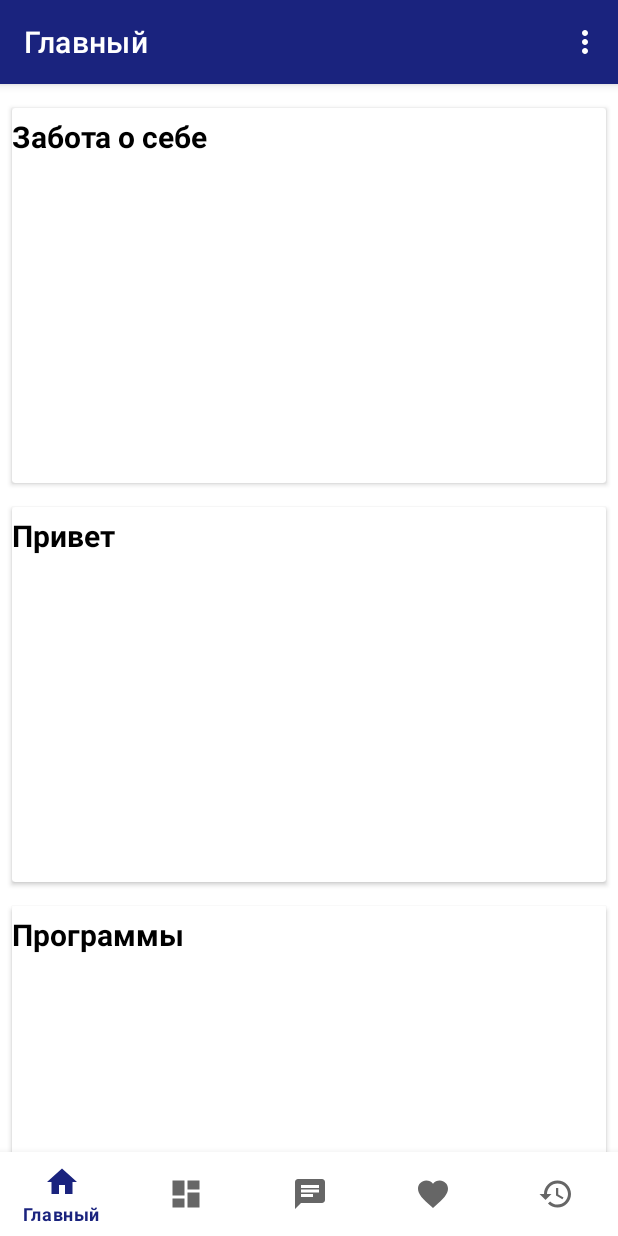
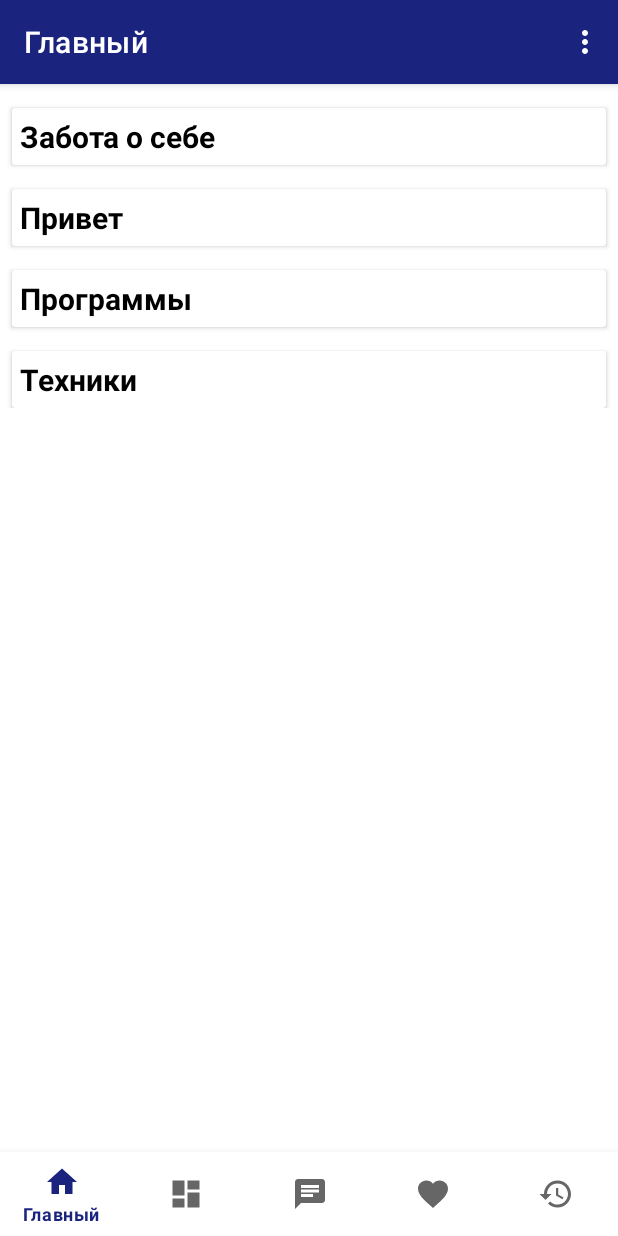
Before and after one commit to katgur/MentalHelpApp, an Android app: the screen it shows after launch (MainActivity), on a phone screen of 412 x 824 dp. Run offline under Robolectric (Android 15) with nearby library versions, the phone set to English and light mode, and no system bars; our stand-ins replace Firebase (no records; nobody signed in at launch, a user with empty details on screens opened directly), navigation-ui; 1 statement that could not run was skipped.

Commit message:
fixed db to vm

```diff
--- a/app/src/main/java/com/example/mainscreenlayout/model/CommandRepository.kt
+++ b/app/src/main/java/com/example/mainscreenlayout/model/CommandRepository.kt
@@ -4,9 +4,5 @@ import androidx.lifecycle.MutableLiveData
 
 class CommandRepository {
 
-    var commands: MutableLiveData<String> = MutableLiveData<String>("Начать чат")
-
-    fun addDefaultCommands() {
-        commands.postValue("Выйти из чата")
-    }
+    var commands: MutableLiveData<String> = MutableLiveData<String>("Эффективность")
 }
--- a/app/src/main/java/com/example/mainscreenlayout/model/FirestoreDatabase.kt
+++ b/app/src/main/java/com/example/mainscreenlayout/model/FirestoreDatabase.kt
@@ -1,25 +1,17 @@
 package com.example.mainscreenlayout.model
 
-import android.content.Context
 import android.util.Log
 import androidx.fragment.app.FragmentActivity
 import androidx.lifecycle.LiveData
+import androidx.lifecycle.MediatorLiveData
 import androidx.lifecycle.MutableLiveData
-import com.example.mainscreenlayout.ui.chat.ChatFragment
 import com.google.firebase.auth.ktx.auth
 import com.google.firebase.firestore.ktx.firestore
 import com.google.firebase.ktx.Firebase
-import kotlinx.coroutines.Deferred
-import kotlinx.coroutines.Dispatchers
-import kotlinx.coroutines.async
-import kotlinx.coroutines.coroutineScope
-import java.util.concurrent.ExecutorService
 
 class FirestoreDatabase(private val context: FragmentActivity?) {
 
     private val TAG: String = this.javaClass.simpleName
-
-    private var observers: ArrayList<IObserver> = ArrayList()
 
     init {
         val auth = Firebase.auth
@@ -37,11 +29,9 @@ class FirestoreDatabase(private val context: FragmentActivity?) {
         }
     }
 
-    fun subscribe(observer: IObserver) {
-        observers.add(observer)
-    }
+    fun get(query: String) : LiveData<List<String>> {
 
-    fun get(query: String) {
+        val data = MediatorLiveData<List<String>>()
         val db = Firebase.firestore
 
         val parts = query.split("/")
@@ -52,13 +42,15 @@ class FirestoreDatabase(private val context: FragmentActivity?) {
                 Log.d(TAG, "Got access to " + parts[0] + " collection")
 
                 val response = ArrayList<String>()
-                response.add(result.documents[0].get(parts[1]).toString())
-                for (observer in observers) {
-                    observer.onResponse(response)
-                }
+                response.add(result.documents[0].id)
+                data.postValue(response)
             }
             .addOnFailureListener { exception ->
                 Log.e(TAG, "Error getting documents.", exception)
+
+                data.postValue(listOf("kek", "lol", "cheburek"))
             }
+
+        return data
     }
 }
--- a/app/src/main/java/com/example/mainscreenlayout/model/FirestoreRepository.kt
+++ b/app/src/main/java/com/example/mainscreenlayout/model/FirestoreRepository.kt
@@ -1,25 +1,13 @@
 package com.example.mainscreenlayout.model
 
 import androidx.fragment.app.FragmentActivity
-import com.example.mainscreenlayout.ui.chat.ChatViewModel
+import androidx.lifecycle.LiveData
 
-class FirestoreRepository(private val viewModel: ChatViewModel, private val context: FragmentActivity?) : IObserver {
+class FirestoreRepository(private val context: FragmentActivity?) {
 
     private val dao = FirestoreDatabase(context)
 
-    init {
-        dao.subscribe(this)
-    }
-
-    fun get(query: String) {
-        dao.get(query)
-    }
-
-    override fun onResponse(response: ArrayList<String>) {
-        viewModel.onResponse(response)
-    }
-
-    override fun onFailure(response: String) {
-        TODO("Not yet implemented")
+    fun getExercises(): LiveData<List<String>> {
+        return dao.get("exercises")
     }
 }
--- a/app/src/main/java/com/example/mainscreenlayout/ui/chat/ChatAdapter.kt
+++ b/app/src/main/java/com/example/mainscreenlayout/ui/chat/ChatAdapter.kt
@@ -43,7 +43,7 @@ class ChatAdapter(private var messages: List<Message> = mutableListOf()) : Recyc
     override fun getItemViewType(position: Int): Int {
         val message: Message = messages[position]
 
-        return if (message.sentBy.name == "me") {
+        return if (message.sentBy == "me") {
             VIEW_TYPE_MESSAGE_SENT
         } else {
             VIEW_TYPE_MESSAGE_RECEIVED
--- /dev/null
+++ b/app/src/main/java/com/example/mainscreenlayout/ui/home/ExerciseAdapter.kt
@@ -0,0 +1,43 @@
+package com.example.mainscreenlayout.ui.home
+
+import android.annotation.SuppressLint
+import android.view.LayoutInflater
+import android.view.View
+import android.view.ViewGroup
+import android.widget.TextView
+import androidx.recyclerview.widget.RecyclerView
+import com.example.mainscreenlayout.R
+
+class ExerciseAdapter(private var exercises: List<String> = mutableListOf()) : RecyclerView.Adapter<ExerciseAdapter.ExerciseItemHolder>() {
+
+    override fun onCreateViewHolder(
+        parent: ViewGroup,
+        viewType: Int
+    ): ExerciseAdapter.ExerciseItemHolder {
+        val itemView = LayoutInflater.from(parent.context)
+            .inflate(R.layout.recycler_exercise, parent, false)
+        return ExerciseAdapter.ExerciseItemHolder(itemView)
+    }
+
+    override fun onBindViewHolder(holder: ExerciseItemHolder, position: Int) {
+        val exercise = exercises[position]
+        holder.bind(exercise)
+    }
+
+    override fun getItemCount(): Int = exercises.size
+
+    @SuppressLint("NotifyDataSetChanged")
+    fun addItems(items: List<String>) {
+        exercises += items
+        notifyDataSetChanged()
+    }
+
+    class ExerciseItemHolder(itemView: View) : RecyclerView.ViewHolder(itemView) {
+
+        private val text: TextView = itemView.findViewById(R.id.exercise_text)
+
+        fun bind(name: String) {
+            text.text = name
+        }
+    }
+}
--- a/app/src/main/java/com/example/mainscreenlayout/ui/home/HomeFragment.kt
+++ b/app/src/main/java/com/example/mainscreenlayout/ui/home/HomeFragment.kt
@@ -12,44 +12,39 @@ import com.example.mainscreenlayout.databinding.FragmentHomeBinding
 
 class HomeFragment : Fragment() {
 
-    private lateinit var homeViewModel: HomeViewModel
-    private var _binding: FragmentHomeBinding? = null
+    private lateinit var viewModel: HomeViewModel
+    private lateinit var binding: FragmentHomeBinding
 
-    private lateinit var  homeScreenAdapter: HomeScreenAdapter
+    private lateinit var homeScreenAdapter: HomeScreenAdapter
     private var viewManager = LinearLayoutManager(context)
 
-
-    // This property is only valid between onCreateView and
-    // onDestroyView.
-    private val binding get() = _binding!!
+    private lateinit var exerciseAdapter: ExerciseAdapter
 
     override fun onCreateView(
         inflater: LayoutInflater,
         container: ViewGroup?,
         savedInstanceState: Bundle?): View? {
-        homeViewModel =
-            ViewModelProvider(this).get(HomeViewModel::class.java)
-
-        _binding = FragmentHomeBinding.inflate(inflater, container, false)
-
-        return _binding!!.root
+        binding = FragmentHomeBinding.inflate(inflater, container, false)
+        return binding.root
     }
 
     override fun onViewCreated(view: View, savedInstanceState: Bundle?) {
+        super.onViewCreated(view, savedInstanceState)
+        viewModel = ViewModelProvider(this, HomeViewModelFactory(activity)).get(HomeViewModel::class.java)
+
+        // set headers recycler view
         val headings: List<String> = listOf(resources.getString(R.string.self_care),
-        resources.getString(R.string.hello),
-        resources.getString(R.string.packs),
-        resources.getString(R.string.techniques))
-        homeScreenAdapter = HomeScreenAdapter(headings)
+            resources.getString(R.string.hello),
+            resources.getString(R.string.packs),
+            resources.getString(R.string.techniques))
 
-        _binding!!.recyclerHome.layoutManager = viewManager
-        _binding!!.recyclerHome.adapter = homeScreenAdapter
+        exerciseAdapter = ExerciseAdapter()
 
-        super.onViewCreated(view, savedInstanceState)
-    }
-
-    override fun onDestroyView() {
-        super.onDestroyView()
-        _binding = null
+        homeScreenAdapter = HomeScreenAdapter(headings, exerciseAdapter)
+        binding.recyclerHome.layoutManager = viewManager
+        binding.recyclerHome.adapter = homeScreenAdapter
+        viewModel.observe(viewLifecycleOwner, {
+            exerciseAdapter.addItems(it)
+        })
     }
 }
--- a/app/src/main/java/com/example/mainscreenlayout/ui/home/HomeScreenAdapter.kt
+++ b/app/src/main/java/com/example/mainscreenlayout/ui/home/HomeScreenAdapter.kt
@@ -4,12 +4,15 @@ import android.view.LayoutInflater
 import android.view.View
 import android.view.ViewGroup
 import android.widget.TextView
+import androidx.recyclerview.widget.LinearLayoutManager
 import androidx.recyclerview.widget.RecyclerView
 import com.example.mainscreenlayout.R
 import com.example.mainscreenlayout.model.Message
 import com.example.mainscreenlayout.ui.chat.ChatAdapter
 
-class HomeScreenAdapter(private val headings: List<String>) : RecyclerView.Adapter<HomeScreenAdapter.HomeScreenItemHolder>() {
+class HomeScreenAdapter(private val headings: List<String>, private val childAdapter: ExerciseAdapter) : RecyclerView.Adapter<HomeScreenAdapter.HomeScreenItemHolder>() {
+
+    //private val viewPool = RecyclerView.RecycledViewPool()
 
     override fun onCreateViewHolder(parent: ViewGroup, viewType: Int): HomeScreenItemHolder {
         val itemView = LayoutInflater.from(parent.context)
@@ -19,7 +22,7 @@ class HomeScreenAdapter(private val headings: List<String>) : RecyclerView.Adapt
 
     override fun onBindViewHolder(holder: HomeScreenItemHolder, position: Int) {
         val heading: String = headings[position]
-        holder.bind(heading)
+        holder.bind(heading, childAdapter)
     }
 
     override fun getItemCount(): Int = headings.size
@@ -27,9 +30,12 @@ class HomeScreenAdapter(private val headings: List<String>) : RecyclerView.Adapt
     class HomeScreenItemHolder(itemView: View) : RecyclerView.ViewHolder(itemView) {
 
         private val text: TextView = itemView.findViewById(R.id.home_item_text)
+        private val recycler: RecyclerView = itemView.findViewById(R.id.recycler_exercise)
 
-        fun bind(heading: String) {
+        fun bind(heading: String, exerciseAdapter: ExerciseAdapter) {
             text.text = heading
+            recycler.layoutManager = LinearLayoutManager(recycler.context, LinearLayoutManager.HORIZONTAL, false)
+            recycler.adapter = exerciseAdapter
         }
     }
 }
--- a/app/src/main/java/com/example/mainscreenlayout/ui/home/HomeViewModel.kt
+++ b/app/src/main/java/com/example/mainscreenlayout/ui/home/HomeViewModel.kt
@@ -1,13 +1,21 @@
 package com.example.mainscreenlayout.ui.home
 
-import androidx.lifecycle.LiveData
-import androidx.lifecycle.MutableLiveData
-import androidx.lifecycle.ViewModel
+import android.util.Log
+import androidx.fragment.app.FragmentActivity
+import androidx.lifecycle.*
+import com.example.mainscreenlayout.model.FirestoreRepository
 
-class HomeViewModel : ViewModel() {
+class HomeViewModel(context: FragmentActivity?) : ViewModel() {
 
-    private val _text = MutableLiveData<String>().apply {
-        value = "This is home Fragment"
+    private val firestoreRepository = FirestoreRepository(context)
+
+    var exercises = MediatorLiveData<List<String>>()
+
+    fun observe(owner: LifecycleOwner, observer: Observer<List<String>>) {
+        exercises.observe(owner, observer)
+
+        exercises.addSource(firestoreRepository.getExercises()) {
+            exercises.setValue(it)
+        }
     }
-    val text: LiveData<String> = _text
 }
--- /dev/null
+++ b/app/src/main/java/com/example/mainscreenlayout/ui/home/HomeViewModelFactory.kt
@@ -0,0 +1,18 @@
+package com.example.mainscreenlayout.ui.home
+
+import androidx.fragment.app.FragmentActivity
+import androidx.lifecycle.ViewModel
+import androidx.lifecycle.ViewModelProvider
+import com.example.mainscreenlayout.model.Exercise
+import com.example.mainscreenlayout.ui.chat.ChatViewModel
+
+class HomeViewModelFactory(private val context: FragmentActivity?) : ViewModelProvider.Factory  {
+
+    override fun <T : ViewModel?> create(modelClass: Class<T>): T {
+        return if (modelClass.isAssignableFrom(HomeViewModel::class.java)) {
+            HomeViewModel(context) as T
+        } else {
+            throw IllegalArgumentException("ViewModel Not Found")
+        }
+    }
+}
--- a/app/src/main/res/layout/fragment_home.xml
+++ b/app/src/main/res/layout/fragment_home.xml
@@ -7,15 +7,9 @@
     android:layout_height="match_parent"
     tools:context=".ui.home.HomeFragment">
 
-    <androidx.appcompat.widget.LinearLayoutCompat
+    <androidx.recyclerview.widget.RecyclerView
+        android:id="@+id/recycler_home"
         android:layout_width="match_parent"
-        android:layout_height="wrap_content">
-
-        <androidx.recyclerview.widget.RecyclerView
-            android:id="@+id/recycler_home"
-            android:layout_width="match_parent"
-            android:layout_height="match_parent"/>
-
-    </androidx.appcompat.widget.LinearLayoutCompat>
+        android:layout_height="wrap_content" />
 
 </ScrollView>
--- a/app/src/main/res/layout/recycler_home_item.xml
+++ b/app/src/main/res/layout/recycler_home_item.xml
@@ -4,16 +4,20 @@
     android:layout_height="wrap_content"
     android:layout_marginStart="8dp"
     android:layout_marginEnd="8dp"
-    android:layout_marginTop="16dp"
-    android:orientation="vertical">
+    android:layout_marginTop="16dp">
 
-    <TextView
-        android:id="@+id/home_item_text"
-        style="@style/TextViewPrimary" />
+    <LinearLayout
+        android:layout_width="match_parent"
+        android:layout_height="match_parent"
+        android:orientation="vertical">
 
-    <FrameLayout
-        android:id="@+id/home_item_container"
-        android:layout_width="match_parent"
-        android:layout_height="250dp" />
+        <TextView
+            android:id="@+id/home_item_text"
+            style="@style/TextViewPrimary" />
 
+        <androidx.recyclerview.widget.RecyclerView
+            android:id="@+id/recycler_exercise"
+            android:layout_width="match_parent"
+            android:layout_height="match_parent" />
+    </LinearLayout>
 </androidx.cardview.widget.CardView>
--- a/app/src/main/res/values/themes.xml
+++ b/app/src/main/res/values/themes.xml
@@ -19,7 +19,7 @@
         <item name="android:layout_width">wrap_content</item>
         <item name="android:layout_height">wrap_content</item>
         <item name="android:textSize">20sp</item>
-        <item name="android:layout_marginTop">5dp</item>
+        <item name="android:layout_margin">5dp</item>
         <item name="android:textColor">@color/black</item>
         <item name="android:textStyle">bold</item>
     </style>
```
Also changed, not shown: app/src/main/java/com/example/mainscreenlayout/AppDelegate.kt (deleted, +0 -9 lines), app/src/main/java/com/example/mainscreenlayout/model/IObserver.kt (deleted, +0 -8 lines), app/src/main/java/com/example/mainscreenlayout/model/RandomMessageRepository.kt (deleted, +0 -22 lines), app/src/main/java/com/example/mainscreenlayout/ui/chat/ChatViewModel.kt (+4 -11 lines), app/src/main/java/com/example/mainscreenlayout/ui/home/ExerciseRepository.kt (deleted, +0 -12 lines), app/src/main/res/layout/chat_fragment.xml (+1 -13 lines), app/src/main/res/layout/recycler_exercise.xml (added, +13 -0 lines).
